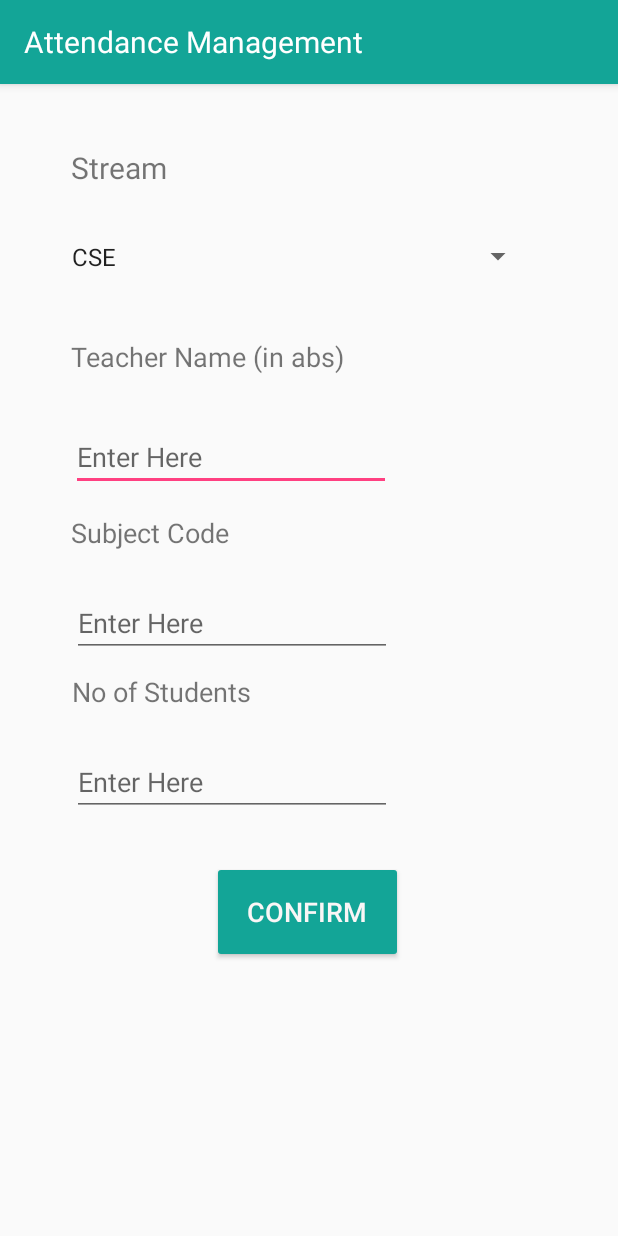
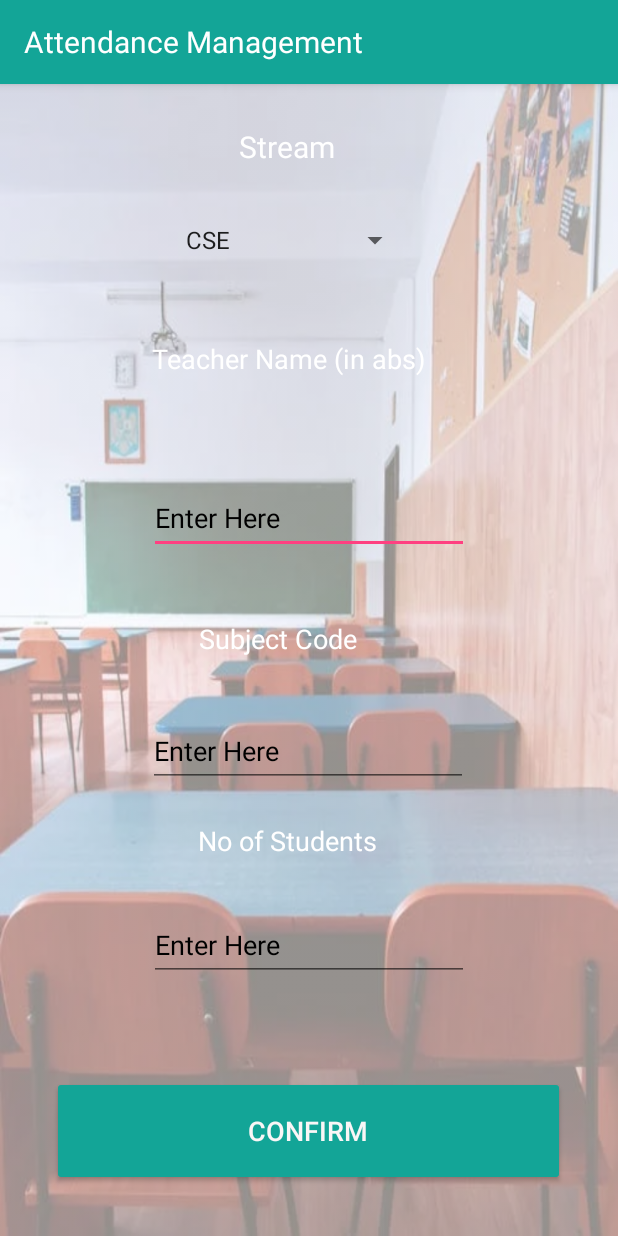
Before and after one commit to Kaushik-Paul/Attendance-Management-System, an Android app: the screen it shows after launch (SecondActivity), on a phone screen of 412 x 824 dp. Run offline under Robolectric (Android 15) with nearby library versions, the phone set to English and light mode, and no system bars.

Commit message:
Add the background image to app with tint

```diff
--- a/app/src/main/res/layout/activity_second.xml
+++ b/app/src/main/res/layout/activity_second.xml
@@ -5,98 +5,108 @@
         xmlns:app="http://schemas.android.com/apk/res-auto"
         android:layout_width="match_parent"
         android:layout_height="match_parent"
+        android:background="@drawable/classroom2"
+        android:backgroundTint="#80FFFFFF"
+        android:backgroundTintMode="src_over"
         tools:context=".SecondActivity">
 
     <Spinner
-            android:layout_width="316dp"
-            android:layout_height="51dp" android:id="@+id/spinner"
-            app:layout_constraintStart_toStartOf="parent" android:layout_marginStart="47dp"
-            android:layout_marginEnd="63dp" app:layout_constraintEnd_toEndOf="parent"
-            app:layout_constraintHorizontal_bias="0.516"
-            app:layout_constraintTop_toTopOf="parent" android:layout_marginTop="71dp"
-            app:layout_constraintBottom_toBottomOf="parent" android:layout_marginBottom="609dp"/>
+            android:layout_width="158dp"
+            android:layout_height="49dp" android:id="@+id/spinner"
+            android:textColor="@color/white"
+            app:layout_constraintStart_toStartOf="parent"
+            android:layout_marginStart="115dp" android:layout_marginTop="20dp"
+            app:layout_constraintTop_toBottomOf="@+id/textView" android:layout_marginEnd="138dp"
+            app:layout_constraintEnd_toEndOf="parent"
+            app:layout_constraintHorizontal_bias="1.0" tools:ignore="SpeakableTextPresentCheck"/>
     <TextView
-            android:text="Stream"
+            android:text="   Stream"
             android:layout_width="99dp"
+            android:textColor="@color/white"
             android:layout_height="31dp" android:id="@+id/textView"
-            android:textSize="20sp" app:layout_constraintTop_toTopOf="parent"
-            android:layout_marginTop="33dp" android:layout_marginBottom="7dp"
-            app:layout_constraintBottom_toTopOf="@+id/spinner" app:layout_constraintStart_toStartOf="parent"
-            android:layout_marginStart="47dp" android:layout_marginEnd="265dp"
-            app:layout_constraintEnd_toEndOf="parent"/>
+            android:textSize="20sp"
+            app:layout_constraintTop_toTopOf="parent"
+            android:layout_marginTop="28dp" app:layout_constraintStart_toStartOf="parent"
+            android:layout_marginStart="145dp" android:layout_marginEnd="167dp"
+            app:layout_constraintEnd_toEndOf="parent" android:layout_marginBottom="14dp"
+            app:layout_constraintBottom_toTopOf="@+id/spinner"/>
     <TextView
             android:text="Teacher Name (in abs)"
-            android:layout_width="334dp"
-            android:layout_height="37dp" android:id="@+id/textView2"
-            android:textSize="18sp" android:layout_marginTop="28dp"
+            android:textColor="@color/white"
+            android:layout_width="188dp"
+            android:layout_height="44dp" android:id="@+id/textView2"
+            android:textSize="18sp"
+            android:layout_marginTop="24dp"
             app:layout_constraintTop_toBottomOf="@+id/spinner" app:layout_constraintStart_toStartOf="parent"
-            android:layout_marginStart="47dp" android:layout_marginEnd="179dp"
+            android:layout_marginStart="101dp" android:layout_marginEnd="122dp"
             app:layout_constraintEnd_toEndOf="parent"
-            app:layout_constraintHorizontal_bias="0.0"
-            android:layout_marginBottom="10dp" app:layout_constraintBottom_toTopOf="@+id/teacherNameEditText"/>
+            app:layout_constraintHorizontal_bias="0.0" android:layout_marginBottom="33dp"
+            app:layout_constraintBottom_toTopOf="@+id/teacherNameEditText"/>
     <EditText
             android:layout_width="wrap_content"
             android:layout_height="wrap_content"
             android:inputType="textPersonName"
             android:ems="10"
             android:id="@+id/teacherNameEditText"
-            android:hint="Enter Here" android:layout_marginTop="8dp"
-            app:layout_constraintTop_toBottomOf="@+id/textView2" app:layout_constraintStart_toStartOf="parent"
-            android:layout_marginStart="47dp" android:layout_marginEnd="151dp"
-            app:layout_constraintEnd_toEndOf="parent"
-            app:layout_constraintHorizontal_bias="0.0" app:layout_constraintBottom_toBottomOf="parent"
-            android:layout_marginBottom="496dp"/>
+            android:hint="Enter Here"
+            android:textColorHint="@color/black"
+            android:layout_marginEnd="101dp"
+            app:layout_constraintEnd_toEndOf="parent" android:layout_marginBottom="44dp"
+            app:layout_constraintBottom_toTopOf="@+id/textView3"
+            app:layout_constraintStart_toStartOf="parent"
+            android:layout_marginStart="101dp" android:minHeight="48dp"/>
     <TextView
             android:text="Subject Code"
-            android:layout_width="299dp"
-            android:layout_height="34dp" android:id="@+id/textView3"
-            android:textSize="18sp" android:layout_marginTop="11dp"
-            app:layout_constraintTop_toBottomOf="@+id/teacherNameEditText"
-            app:layout_constraintBottom_toBottomOf="parent" android:layout_marginBottom="443dp"
-            app:layout_constraintStart_toStartOf="parent" android:layout_marginStart="47dp"
-            android:layout_marginEnd="65dp" app:layout_constraintEnd_toEndOf="parent"/>
+            android:textColor="@color/white"
+            android:layout_width="131dp"
+            android:layout_height="43dp" android:id="@+id/textView3"
+            android:textSize="18sp"
+            android:layout_marginEnd="148dp"
+            app:layout_constraintEnd_toEndOf="parent" android:layout_marginBottom="20dp"
+            app:layout_constraintBottom_toTopOf="@+id/subjectCodeEditText"/>
     <EditText
             android:layout_width="wrap_content"
             android:layout_height="wrap_content"
             android:inputType="textPersonName"
             android:ems="10"
             android:id="@+id/subjectCodeEditText"
-            android:hint="Enter Here" android:layout_marginTop="14dp"
-            app:layout_constraintTop_toBottomOf="@+id/textView3" app:layout_constraintBottom_toBottomOf="parent"
-            android:layout_marginBottom="384dp" app:layout_constraintStart_toStartOf="parent"
-            android:layout_marginStart="47dp" android:layout_marginEnd="150dp"
+            android:hint="Enter Here"
+            android:textColorHint="@color/black"
+            android:minHeight="48dp" android:layout_marginTop="20dp"
+            app:layout_constraintTop_toBottomOf="@+id/textView3" android:layout_marginEnd="100dp"
             app:layout_constraintEnd_toEndOf="parent"/>
     <TextView
             android:text="No of Students"
-            android:layout_width="314dp"
-            android:layout_height="36dp" android:id="@+id/textView4"
-            android:textSize="18sp" android:layout_marginTop="9dp"
-            app:layout_constraintTop_toBottomOf="@+id/subjectCodeEditText" app:layout_constraintStart_toStartOf="parent"
-            android:layout_marginStart="47dp" android:layout_marginEnd="50dp"
-            app:layout_constraintEnd_toEndOf="parent" app:layout_constraintBottom_toBottomOf="parent"
-            android:layout_marginBottom="338dp"/>
+            android:textColor="@color/white"
+            android:layout_width="132dp"
+            android:layout_height="32dp" android:id="@+id/textView4"
+            android:textSize="18sp"
+            android:layout_marginTop="23dp"
+            app:layout_constraintTop_toBottomOf="@+id/subjectCodeEditText" android:layout_marginEnd="148dp"
+            app:layout_constraintEnd_toEndOf="parent"/>
     <EditText
             android:layout_width="wrap_content"
             android:layout_height="wrap_content"
             android:inputType="textPersonName"
             android:ems="10"
             android:id="@+id/noOfStudentsEditText"
-            android:hint="Enter Here" android:layout_marginTop="14dp"
-            app:layout_constraintTop_toBottomOf="@+id/textView4" app:layout_constraintStart_toStartOf="parent"
-            android:layout_marginStart="47dp" android:layout_marginEnd="150dp"
-            app:layout_constraintEnd_toEndOf="parent" app:layout_constraintBottom_toBottomOf="parent"
-            android:layout_marginBottom="279dp"/>
+            android:hint="Enter Here"
+            android:textColorHint="@color/black"
+            android:layout_marginEnd="101dp"
+            app:layout_constraintEnd_toEndOf="parent"
+            android:layout_marginTop="26dp" app:layout_constraintTop_toBottomOf="@+id/textView4"
+            app:layout_constraintStart_toStartOf="parent" android:layout_marginStart="101dp" android:minHeight="48dp"/>
     <Button
             android:text="Confirm"
-            android:layout_width="127dp"
-            android:layout_height="68dp" android:id="@+id/button"
+            android:layout_width="342dp"
+            android:layout_height="73dp" android:id="@+id/button"
             android:textSize="18sp" android:textColor="#FAF6F6"
-            android:backgroundTint="#13A597" android:layout_marginTop="30dp"
+            android:backgroundTint="#13A597"
+            android:onClick="formSubmit"
+            android:layout_marginTop="63dp"
             app:layout_constraintTop_toBottomOf="@+id/noOfStudentsEditText"
-            app:layout_constraintStart_toStartOf="parent" android:layout_marginStart="141dp"
-            android:layout_marginEnd="141dp" app:layout_constraintEnd_toEndOf="parent"
-            app:layout_constraintBottom_toBottomOf="parent" android:layout_marginBottom="193dp"
-            android:onClick="formSubmit" app:layout_constraintHorizontal_bias="0.0"
-            app:layout_constraintVertical_bias="0.0"/>
+            app:layout_constraintStart_toStartOf="parent" android:layout_marginStart="34dp"
+            app:layout_constraintBottom_toBottomOf="parent" android:layout_marginBottom="33dp"
+            android:layout_marginEnd="35dp" app:layout_constraintEnd_toEndOf="parent"/>
 
 </androidx.constraintlayout.widget.ConstraintLayout>
--- a/app/src/main/res/layout/activity_third.xml
+++ b/app/src/main/res/layout/activity_third.xml
@@ -5,6 +5,9 @@
         xmlns:app="http://schemas.android.com/apk/res-auto"
         android:layout_width="match_parent"
         android:layout_height="match_parent"
+        android:background="@drawable/classroom2"
+        android:backgroundTint="#80FFFFFF"
+        android:backgroundTintMode="src_over"
         tools:context=".ThirdActivity">
 
     <TextView
@@ -39,13 +42,15 @@
     </RelativeLayout>
     <Button
             android:text="Save"
-            android:layout_width="113dp"
-            android:layout_height="63dp" android:id="@+id/button2"
+            android:layout_width="288dp"
+            android:layout_height="62dp" android:id="@+id/button2"
+            android:textSize="18sp" android:textColor="#FAF6F6"
+            android:backgroundTint="#13A597"
             app:layout_constraintStart_toStartOf="parent"
             android:layout_marginStart="149dp" android:layout_marginEnd="149dp"
             app:layout_constraintEnd_toEndOf="parent" app:layout_constraintBottom_toBottomOf="parent"
-            android:layout_marginBottom="16dp" app:layout_constraintHorizontal_bias="0.0"
+            android:layout_marginBottom="16dp" app:layout_constraintHorizontal_bias="0.428"
             android:layout_marginTop="23dp" app:layout_constraintTop_toBottomOf="@+id/relativeLayout"
-            android:textSize="20sp" android:onClick="saveOption"/>
+            android:onClick="saveOption" app:layout_constraintVertical_bias="0.0"/>
 
 </androidx.constraintlayout.widget.ConstraintLayout>
```
Also changed, not shown: app/src/main/res/drawable/classroom.jpg (added), app/src/main/res/drawable/classroom2.jpg (added).
